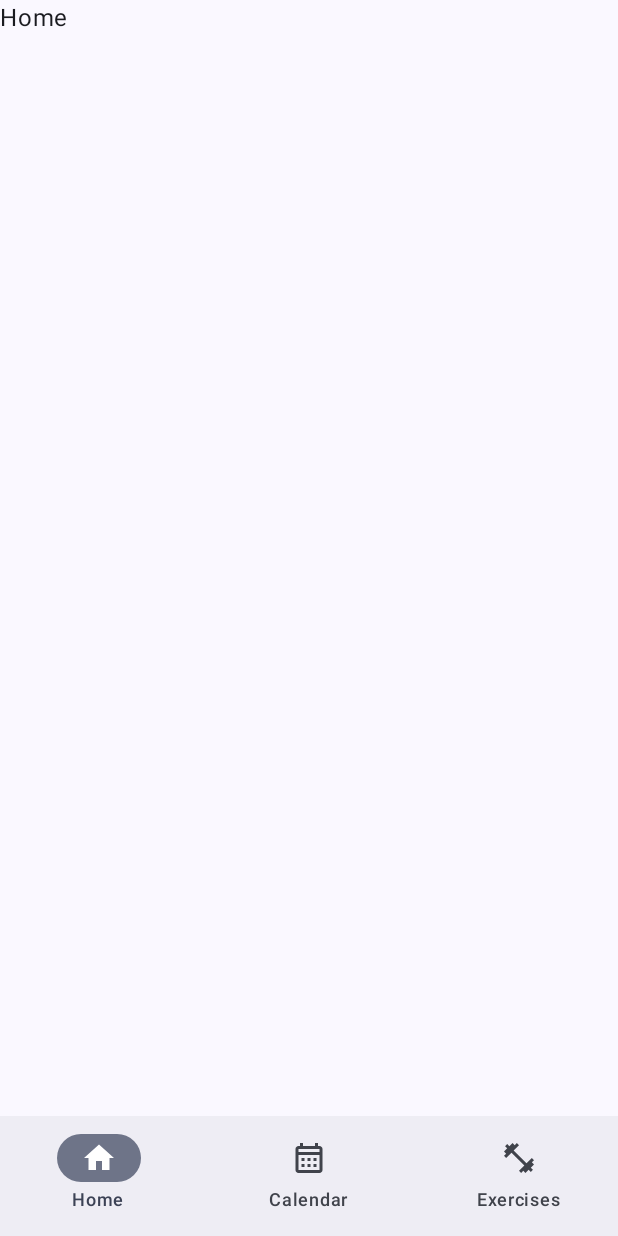
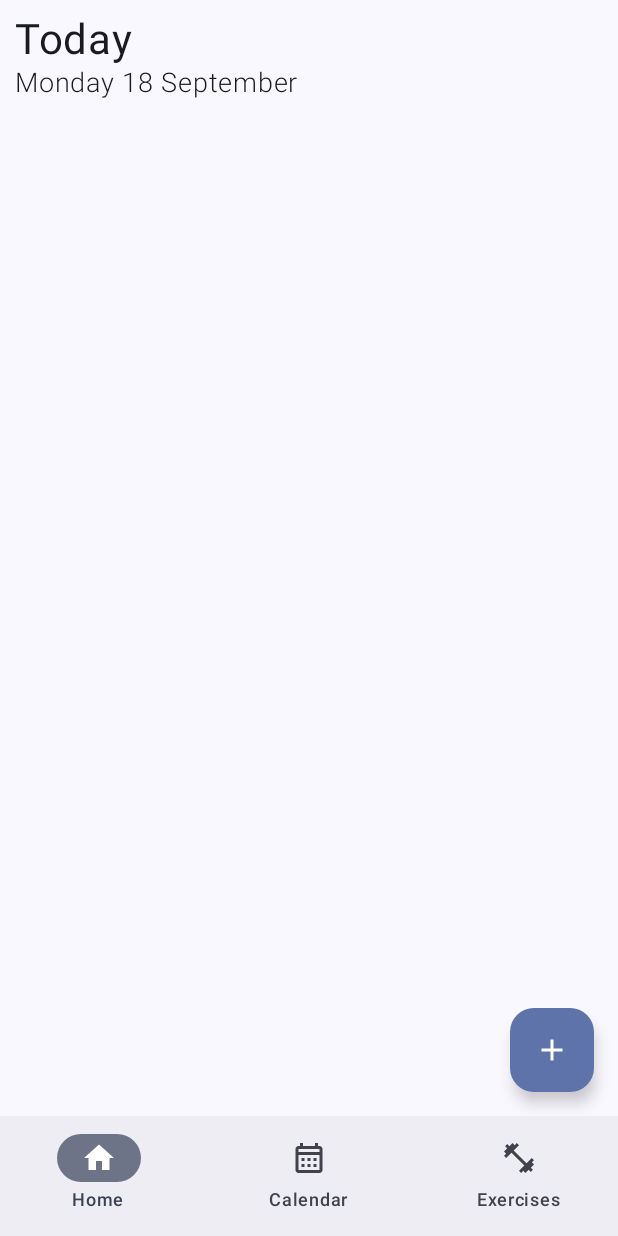
Before and after one commit to jordycoding/FitYou, an Android app built with Jetpack Compose: the screen it shows after launch (MainActivity), on a phone screen of 412 x 824 dp. Run offline under Robolectric (Android 15) with nearby library versions, the phone set to English and light mode, and no system bars; our stand-ins replace Dagger/Hilt's generated code.

```diff
--- a/app/src/main/java/com/alkema/fityou/MainActivity.kt
+++ b/app/src/main/java/com/alkema/fityou/MainActivity.kt
@@ -41,6 +41,7 @@ import com.alkema.fityou.domain.db.entities.MuscleGroup
 import com.alkema.fityou.ui.fitness.FitnessView
 import com.alkema.fityou.ui.fitness.exercises.AddExerciseView
 import com.alkema.fityou.ui.theme.FitYouTheme
+import com.alkema.fityou.ui.today.TodayView
 import dagger.hilt.android.AndroidEntryPoint
 
 @AndroidEntryPoint
@@ -140,7 +141,7 @@ fun MainView(modifier: Modifier = Modifier, parentNavController: NavController)
             startDestination = Screen.Home.route,
             modifier.padding(innerPadding)
         ) {
-            composable(Screen.Home.route) { Text("Home") }
+            composable(Screen.Home.route) { TodayView() }
             composable(Screen.Calendar.route) { Text("calendar") }
             composable(Screen.Exercises.route) {
                 FitnessView()
--- a/app/src/main/java/com/alkema/fityou/data/db/AppDatabase.kt
+++ b/app/src/main/java/com/alkema/fityou/data/db/AppDatabase.kt
@@ -7,9 +7,13 @@ import com.alkema.fityou.domain.db.entities.MuscleGroup
 import com.alkema.fityou.domain.db.entities.MuscleGroupExerciseCrossRef
 import com.alkema.fityou.domain.db.entities.Routine
 import com.alkema.fityou.domain.db.entities.Subroutine
+import com.alkema.fityou.domain.db.entities.Workout
+import com.alkema.fityou.domain.db.entities.WorkoutComment
+import com.alkema.fityou.domain.db.entities.WorkoutEntry
+import com.alkema.fityou.domain.db.entities.WorkoutEntryComment
 
 @Database(
-    entities = [Exercise::class, MuscleGroup::class, MuscleGroupExerciseCrossRef::class, Routine::class, Subroutine::class],
+    entities = [Exercise::class, MuscleGroup::class, MuscleGroupExerciseCrossRef::class, Routine::class, Subroutine::class, Workout::class, WorkoutComment::class, WorkoutEntry::class, WorkoutEntryComment::class],
     version = 1
 )
 abstract class AppDatabase : RoomDatabase() {
--- /dev/null
+++ b/app/src/main/java/com/alkema/fityou/ui/today/TodayView.kt
@@ -0,0 +1,39 @@
+package com.alkema.fityou.ui.today
+
+import androidx.compose.foundation.layout.Column
+import androidx.compose.foundation.layout.padding
+import androidx.compose.material.icons.Icons
+import androidx.compose.material.icons.filled.Add
+import androidx.compose.material3.ExperimentalMaterial3Api
+import androidx.compose.material3.FloatingActionButton
+import androidx.compose.material3.Icon
+import androidx.compose.material3.Scaffold
+import androidx.compose.material3.Text
+import androidx.compose.runtime.Composable
+import androidx.compose.ui.Modifier
+import androidx.compose.ui.text.font.FontWeight
+import androidx.compose.ui.unit.dp
+import androidx.compose.ui.unit.sp
+import androidx.hilt.navigation.compose.hiltViewModel
+import java.text.DateFormat
+
+@OptIn(ExperimentalMaterial3Api::class)
+@Composable
+fun TodayView(modifier: Modifier = Modifier) {
+    val viewModel = hiltViewModel<TodayViewModel>()
+    Scaffold(
+        floatingActionButton = {
+            FloatingActionButton(onClick = { /*TODO*/ }) {
+                Icon(Icons.Filled.Add, contentDescription = null)
+            }
+        }
+    ) { innerPadding ->
+        Column(
+            Modifier
+                .padding(innerPadding)
+                .padding(10.dp)) {
+            Text(text = "Today", fontSize = 28.sp)
+            Text(text = viewModel.dayOfWeek, fontSize = 18.sp, fontWeight = FontWeight.Light)
+        }
+    }
+}
--- /dev/null
+++ b/app/src/main/java/com/alkema/fityou/ui/today/TodayViewModel.kt
@@ -0,0 +1,15 @@
+package com.alkema.fityou.ui.today
+
+import androidx.lifecycle.ViewModel
+import dagger.hilt.android.lifecycle.HiltViewModel
+import java.text.SimpleDateFormat
+import java.util.Calendar
+import java.util.Date
+import javax.inject.Inject
+
+@HiltViewModel
+class TodayViewModel @Inject constructor(): ViewModel() {
+    val sdf = SimpleDateFormat("EEEE d MMMM")
+    val d = Date()
+    val dayOfWeek = sdf.format(d)
+}
```
Also changed, not shown: app/src/main/java/com/alkema/fityou/domain/db/WorkoutWithEntries.kt (added, +14 -0 lines), app/src/main/java/com/alkema/fityou/domain/db/entities/Workout.kt (added, +10 -0 lines), app/src/main/java/com/alkema/fityou/domain/db/entities/WorkoutComment.kt (added, +21 -0 lines), app/src/main/java/com/alkema/fityou/domain/db/entities/WorkoutEntry.kt (added, +29 -0 lines), app/src/main/java/com/alkema/fityou/domain/db/entities/WorkoutEntryComment.kt (added, +20 -0 lines).
